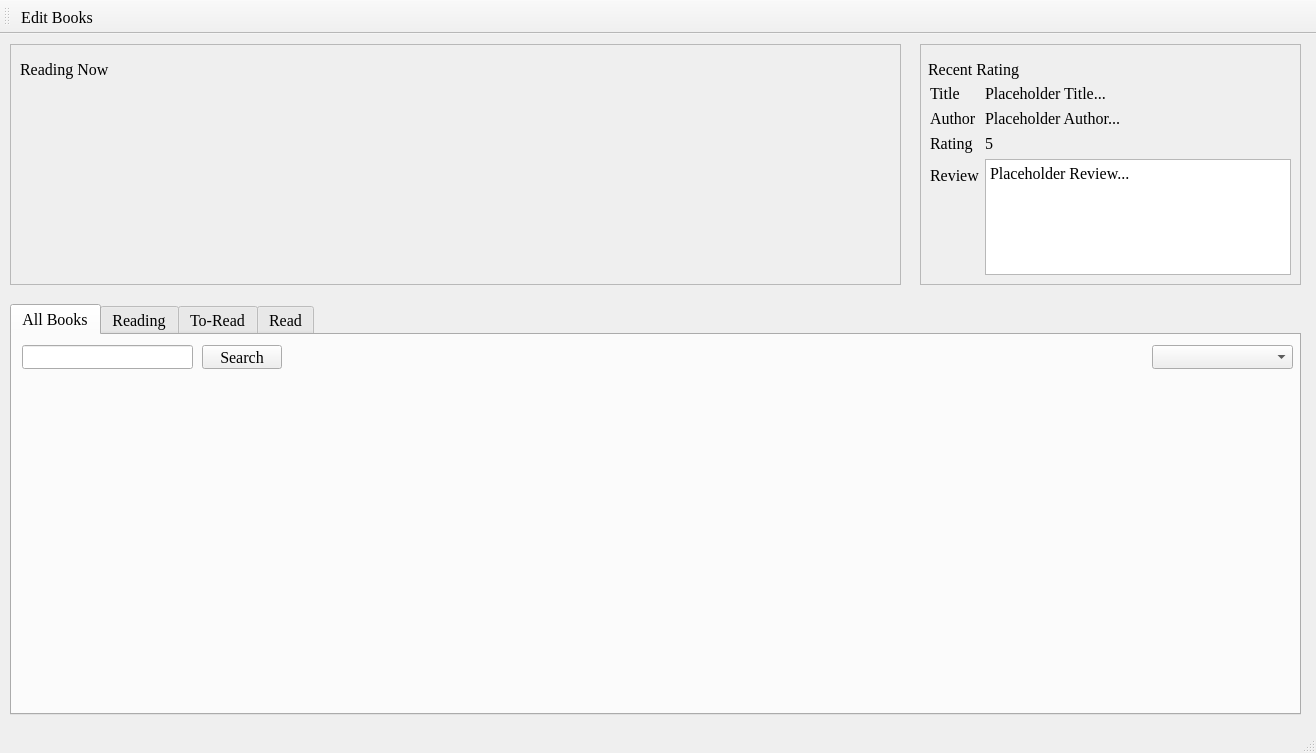
The window that mainwindow.ui (dietcokechan/Bookshelf-Widget) describes before a commit, drawn with Qt 5.
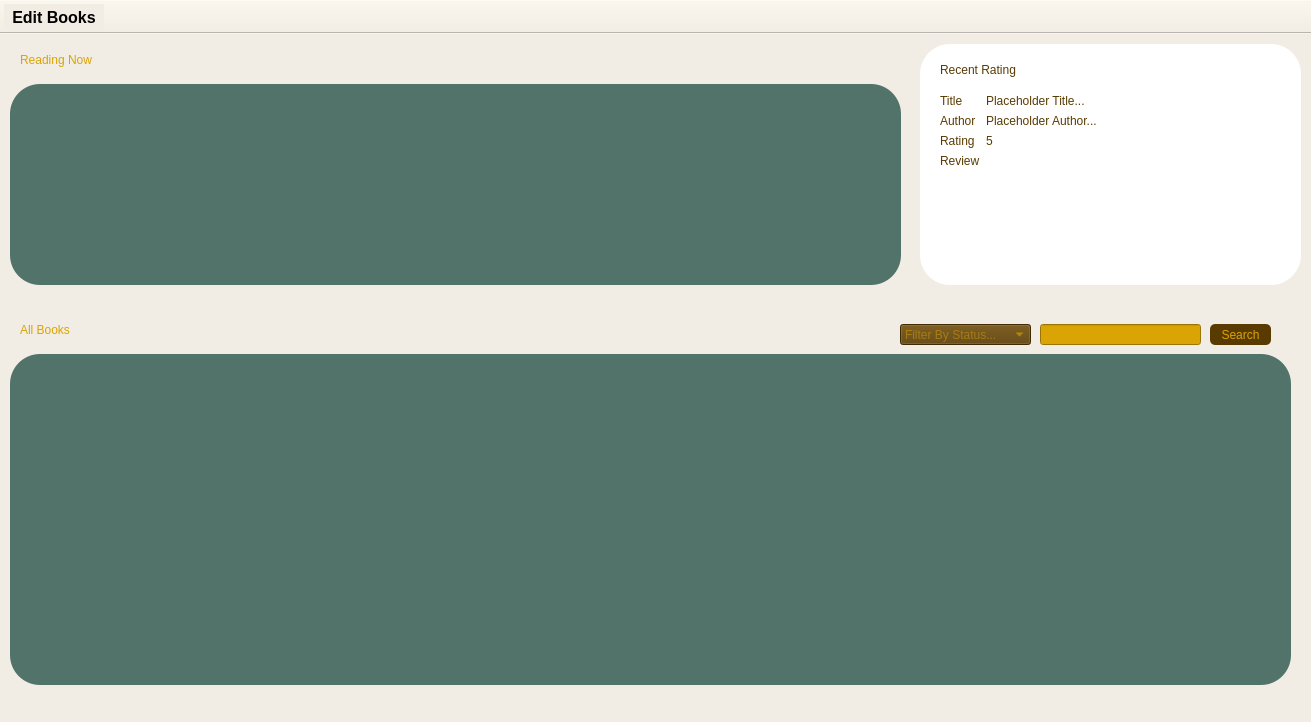
The same window after the commit. The open tabs and pages were chosen to show the change. Icons and pictures are not drawn.

What changed in the file:
```diff
--- a/mainwindow.ui
+++ b/mainwindow.ui
@@ -6,19 +6,25 @@
    <rect>
     <x>0</x>
     <y>0</y>
-    <width>1316</width>
-    <height>753</height>
+    <width>1311</width>
+    <height>722</height>
    </rect>
   </property>
   <property name="font">
    <font>
-    <family>Times New Roman</family>
-    <pointsize>12</pointsize>
+    <family>Arial</family>
+    <pointsize>10</pointsize>
+    <italic>false</italic>
+    <bold>false</bold>
    </font>
   </property>
   <property name="windowTitle">
    <string>MainWindow</string>
   </property>
+  <property name="styleSheet">
+   <string notr="true">background-color: rgb(242, 237, 228);
+font: 10pt &quot;Arial&quot;;</string>
+  </property>
   <property name="tabShape">
    <enum>QTabWidget::Rounded</enum>
   </property>
@@ -27,11 +33,15 @@
     <property name="geometry">
      <rect>
       <x>10</x>
-      <y>10</y>
+      <y>50</y>
       <width>891</width>
-      <height>241</height>
+      <height>201</height>
      </rect>
     </property>
+    <property name="styleSheet">
+     <string notr="true">background-color: rgb(81, 115, 105);
+border-radius: 30px;</string>
+    </property>
     <property name="frameShape">
      <enum>QFrame::StyledPanel</enum>
     </property>
@@ -42,26 +52,13 @@
      <property name="geometry">
       <rect>
        <x>10</x>
-       <y>50</y>
+       <y>10</y>
        <width>871</width>
        <height>181</height>
       </rect>
      </property>
      <layout class="QHBoxLayout" name="horizontalLayout"/>
     </widget>
-    <widget class="QLabel" name="label">
-     <property name="geometry">
-      <rect>
-       <x>10</x>
-       <y>10</y>
-       <width>141</width>
-       <height>31</height>
-      </rect>
-     </property>
-     <property name="text">
-      <string>Reading Now</string>
-     </property>
-    </widget>
    </widget>
    <widget class="QFrame" name="RecentRating">
     <property name="geometry">
@@ -72,6 +69,10 @@
       <height>241</height>
      </rect>
     </property>
+    <property name="styleSheet">
+     <string notr="true">background-color: rgb(255, 255, 255);
+border-radius: 30px;</string>
+    </property>
     <property name="frameShape">
      <enum>QFrame::StyledPanel</enum>
     </property>
@@ -81,12 +82,16 @@
     <widget class="QLabel" name="label_2">
      <property name="geometry">
       <rect>
-       <x>8</x>
+       <x>20</x>
        <y>10</y>
-       <width>111</width>
+       <width>131</width>
        <height>31</height>
       </rect>
      </property>
+     <property name="styleSheet">
+      <string notr="true">color: rgb(89, 59, 2);
+font: 700 14pt &quot;Segoe UI&quot;;</string>
+     </property>
      <property name="text">
       <string>Recent Rating</string>
      </property>
@@ -94,15 +99,18 @@
     <widget class="QWidget" name="formLayoutWidget">
      <property name="geometry">
       <rect>
-       <x>10</x>
-       <y>40</y>
-       <width>361</width>
-       <height>191</height>
+       <x>20</x>
+       <y>50</y>
+       <width>341</width>
+       <height>181</height>
       </rect>
      </property>
      <layout class="QFormLayout" name="formLayout">
       <item row="0" column="0">
        <widget class="QLabel" name="label_3">
+        <property name="styleSheet">
+         <string notr="true">color: rgb(89, 59, 2);</string>
+        </property>
         <property name="text">
          <string>Title</string>
         </property>
@@ -110,6 +118,9 @@
       </item>
       <item row="1" column="0">
        <widget class="QLabel" name="label_4">
+        <property name="styleSheet">
+         <string notr="true">color: rgb(89, 59, 2);</string>
+        </property>
         <property name="text">
          <string>Author</string>
         </property>
@@ -117,6 +128,9 @@
       </item>
       <item row="2" column="0">
        <widget class="QLabel" name="label_5">
+        <property name="styleSheet">
+         <string notr="true">color: rgb(89, 59, 2);</string>
+        </property>
         <property name="text">
          <string>Rating</string>
         </property>
@@ -124,6 +138,9 @@
       </item>
       <item row="3" column="0">
        <widget class="QLabel" name="label_6">
+        <property name="styleSheet">
+         <string notr="true">color: rgb(89, 59, 2);</string>
+        </property>
         <property name="text">
          <string>Review</string>
         </property>
@@ -131,6 +148,9 @@
       </item>
       <item row="0" column="1">
        <widget class="QLabel" name="label_7">
+        <property name="styleSheet">
+         <string notr="true">color: rgb(89, 59, 2);</string>
+        </property>
         <property name="text">
          <string>Placeholder Title...</string>
         </property>
@@ -138,6 +158,9 @@
       </item>
       <item row="1" column="1">
        <widget class="QLabel" name="label_8">
+        <property name="styleSheet">
+         <string notr="true">color: rgb(89, 59, 2);</string>
+        </property>
         <property name="text">
          <string>Placeholder Author...</string>
         </property>
@@ -145,328 +168,155 @@
       </item>
       <item row="2" column="1">
        <widget class="QLabel" name="label_9">
+        <property name="styleSheet">
+         <string notr="true">color: rgb(89, 59, 2);</string>
+        </property>
         <property name="text">
          <string>5</string>
         </property>
        </widget>
       </item>
-      <item row="3" column="1">
-       <widget class="QTextBrowser" name="textBrowser">
-        <property name="html">
-         <string>&lt;!DOCTYPE HTML PUBLIC &quot;-//W3C//DTD HTML 4.0//EN&quot; &quot;http://www.w3.org/TR/REC-html40/strict.dtd&quot;&gt;
-&lt;html&gt;&lt;head&gt;&lt;meta name=&quot;qrichtext&quot; content=&quot;1&quot; /&gt;&lt;meta charset=&quot;utf-8&quot; /&gt;&lt;style type=&quot;text/css&quot;&gt;
-p, li { white-space: pre-wrap; }
-hr { height: 1px; border-width: 0; }
-&lt;/style&gt;&lt;/head&gt;&lt;body style=&quot; font-family:'Times New Roman'; font-size:12pt; font-weight:400; font-style:normal;&quot;&gt;
-&lt;p style=&quot; margin-top:0px; margin-bottom:0px; margin-left:0px; margin-right:0px; -qt-block-indent:0; text-indent:0px;&quot;&gt;Placeholder Review...&lt;/p&gt;&lt;/body&gt;&lt;/html&gt;</string>
-        </property>
-       </widget>
-      </item>
      </layout>
     </widget>
    </widget>
-   <widget class="QTabWidget" name="tabWidget">
+   <widget class="QFrame" name="frame">
     <property name="geometry">
      <rect>
       <x>10</x>
-      <y>270</y>
-      <width>1291</width>
-      <height>411</height>
+      <y>320</y>
+      <width>1281</width>
+      <height>331</height>
      </rect>
     </property>
-    <property name="palette">
-     <palette>
-      <active>
-       <colorrole role="HighlightedText">
-        <brush brushstyle="SolidPattern">
-         <color alpha="255">
-          <red>121</red>
-          <green>89</green>
-          <blue>3</blue>
-         </color>
-        </brush>
-       </colorrole>
-      </active>
-      <inactive>
-       <colorrole role="HighlightedText">
-        <brush brushstyle="SolidPattern">
-         <color alpha="255">
-          <red>240</red>
-          <green>240</green>
-          <blue>240</blue>
-         </color>
-        </brush>
-       </colorrole>
-      </inactive>
-      <disabled>
-       <colorrole role="HighlightedText">
-        <brush brushstyle="SolidPattern">
-         <color alpha="255">
-          <red>240</red>
-          <green>240</green>
-          <blue>240</blue>
-         </color>
-        </brush>
-       </colorrole>
-      </disabled>
-     </palette>
+    <property name="styleSheet">
+     <string notr="true">background-color: rgb(81, 115, 105);
+border-radius: 30px;</string>
     </property>
-    <property name="currentIndex">
-     <number>3</number>
+    <property name="frameShape">
+     <enum>QFrame::StyledPanel</enum>
     </property>
-    <widget class="QWidget" name="tab">
-     <attribute name="title">
-      <string>All Books</string>
-     </attribute>
-     <widget class="QComboBox" name="comboBox">
-      <property name="geometry">
-       <rect>
-        <x>1140</x>
-        <y>10</y>
-        <width>141</width>
-        <height>24</height>
-       </rect>
-      </property>
-      <property name="placeholderText">
-       <string>Filter By Genre...</string>
-      </property>
-      <item>
-       <property name="text">
-        <string>Filter By Genre...</string>
-       </property>
-      </item>
-      <item>
-       <property name="text">
-        <string>Fiction</string>
-       </property>
-      </item>
-      <item>
-       <property name="text">
-        <string>Non-Fiction</string>
-       </property>
-      </item>
-      <item>
-       <property name="text">
-        <string>Romance</string>
-       </property>
-      </item>
-      <item>
-       <property name="text">
-        <string>Psychology</string>
-       </property>
-      </item>
-      <item>
-       <property name="text">
-        <string>Self-Help</string>
-       </property>
-      </item>
-      <item>
-       <property name="text">
-        <string>Mystery</string>
-       </property>
-      </item>
-      <item>
-       <property name="text">
-        <string>Thriller</string>
-       </property>
-      </item>
-      <item>
-       <property name="text">
-        <string>Horror</string>
-       </property>
-      </item>
-     </widget>
-     <widget class="QWidget" name="gridLayoutWidget">
-      <property name="geometry">
-       <rect>
-        <x>10</x>
-        <y>39</y>
-        <width>1271</width>
-        <height>331</height>
-       </rect>
-      </property>
-      <layout class="QGridLayout" name="gridLayout"/>
-     </widget>
-     <widget class="QLineEdit" name="lineEdit">
-      <property name="geometry">
-       <rect>
-        <x>10</x>
-        <y>10</y>
-        <width>171</width>
-        <height>24</height>
-       </rect>
-      </property>
-     </widget>
-     <widget class="QPushButton" name="pushButton">
-      <property name="geometry">
-       <rect>
-        <x>190</x>
-        <y>10</y>
-        <width>80</width>
-        <height>24</height>
-       </rect>
-      </property>
-      <property name="text">
-       <string>Search</string>
-      </property>
-     </widget>
+    <property name="frameShadow">
+     <enum>QFrame::Raised</enum>
+    </property>
+    <widget class="QWidget" name="gridLayoutWidget_2">
+     <property name="geometry">
+      <rect>
+       <x>10</x>
+       <y>10</y>
+       <width>1261</width>
+       <height>311</height>
+      </rect>
+     </property>
+     <layout class="QGridLayout" name="gridLayout_2"/>
     </widget>
-    <widget class="QWidget" name="tab_2">
-     <attribute name="title">
-      <string>Reading</string>
-     </attribute>
-     <widget class="QPushButton" name="pushButton_2">
-      <property name="geometry">
-       <rect>
-        <x>190</x>
-        <y>10</y>
-        <width>80</width>
-        <height>24</height>
-       </rect>
-      </property>
-      <property name="text">
-       <string>Search</string>
-      </property>
-     </widget>
-     <widget class="QWidget" name="gridLayoutWidget_2">
-      <property name="geometry">
-       <rect>
-        <x>10</x>
-        <y>39</y>
-        <width>1271</width>
-        <height>331</height>
-       </rect>
-      </property>
-      <layout class="QGridLayout" name="gridLayout_3"/>
-     </widget>
-     <widget class="QComboBox" name="comboBox_2">
-      <property name="geometry">
-       <rect>
-        <x>1140</x>
-        <y>10</y>
-        <width>141</width>
-        <height>24</height>
-       </rect>
-      </property>
-      <property name="placeholderText">
-       <string>Filter By Genre...</string>
-      </property>
-     </widget>
-     <widget class="QLineEdit" name="lineEdit_2">
-      <property name="geometry">
-       <rect>
-        <x>10</x>
-        <y>10</y>
-        <width>171</width>
-        <height>24</height>
-       </rect>
-      </property>
-     </widget>
-    </widget>
-    <widget class="QWidget" name="tab_3">
-     <attribute name="title">
+   </widget>
+   <widget class="QLabel" name="label">
+    <property name="geometry">
+     <rect>
+      <x>20</x>
+      <y>10</y>
+      <width>141</width>
+      <height>31</height>
+     </rect>
+    </property>
+    <property name="styleSheet">
+     <string notr="true">color: rgb(217, 164, 4);
+font: 800 16pt &quot;Segoe UI&quot;;</string>
+    </property>
+    <property name="text">
+     <string>Reading Now</string>
+    </property>
+   </widget>
+   <widget class="QLabel" name="label_10">
+    <property name="geometry">
+     <rect>
+      <x>20</x>
+      <y>280</y>
+      <width>141</width>
+      <height>31</height>
+     </rect>
+    </property>
+    <property name="styleSheet">
+     <string notr="true">color: rgb(217, 164, 4);
+font: 800 16pt &quot;Segoe UI&quot;;</string>
+    </property>
+    <property name="text">
+     <string>All Books</string>
+    </property>
+   </widget>
+   <widget class="QPushButton" name="pushButton">
+    <property name="geometry">
+     <rect>
+      <x>1210</x>
+      <y>290</y>
+      <width>61</width>
+      <height>21</height>
+     </rect>
+    </property>
+    <property name="styleSheet">
+     <string notr="true">color: rgb(217, 164, 4);
+background-color: rgb(89, 59, 2);
+border-radius: 5px;</string>
+    </property>
+    <property name="text">
+     <string>Search</string>
+    </property>
+   </widget>
+   <widget class="QComboBox" name="comboBox">
+    <property name="geometry">
+     <rect>
+      <x>900</x>
+      <y>290</y>
+      <width>131</width>
+      <height>21</height>
+     </rect>
+    </property>
+    <property name="toolTipDuration">
+     <number>-10</number>
+    </property>
+    <property name="layoutDirection">
+     <enum>Qt::LeftToRight</enum>
+    </property>
+    <property name="styleSheet">
+     <string notr="true">color: rgb(217, 164, 4);
+background-color: rgb(89, 59, 2);</string>
+    </property>
+    <property name="placeholderText">
+     <string>Filter By Status...</string>
+    </property>
+    <item>
+     <property name="text">
+      <string>Filter By Status...</string>
+     </property>
+    </item>
+    <item>
+     <property name="text">
       <string>To-Read</string>
-     </attribute>
-     <widget class="QPushButton" name="pushButton_3">
-      <property name="geometry">
-       <rect>
-        <x>190</x>
-        <y>10</y>
-        <width>80</width>
-        <height>24</height>
-       </rect>
-      </property>
-      <property name="text">
-       <string>Search</string>
-      </property>
-     </widget>
-     <widget class="QWidget" name="gridLayoutWidget_3">
-      <property name="geometry">
-       <rect>
-        <x>10</x>
-        <y>39</y>
-        <width>1271</width>
-        <height>331</height>
-       </rect>
-      </property>
-      <layout class="QGridLayout" name="gridLayout_4"/>
-     </widget>
-     <widget class="QComboBox" name="comboBox_3">
-      <property name="geometry">
-       <rect>
-        <x>1140</x>
-        <y>10</y>
-        <width>141</width>
-        <height>24</height>
-       </rect>
-      </property>
-      <property name="placeholderText">
-       <string>Filter By Genre...</string>
-      </property>
-     </widget>
-     <widget class="QLineEdit" name="lineEdit_3">
-      <property name="geometry">
-       <rect>
-        <x>10</x>
-        <y>10</y>
-        <width>171</width>
-        <height>24</height>
-       </rect>
-      </property>
-     </widget>
-    </widget>
-    <widget class="QWidget" name="tab_4">
-     <attribute name="title">
+     </property>
+    </item>
+    <item>
+     <property name="text">
+      <string>Reading</string>
+     </property>
+    </item>
+    <item>
+     <property name="text">
       <string>Read</string>
-     </attribute>
-     <widget class="QPushButton" name="pushButton_4">
-      <property name="geometry">
-       <rect>
-        <x>190</x>
-        <y>10</y>
-        <width>80</width>
-        <height>24</height>
-       </rect>
-      </property>
-      <property name="text">
-       <string>Search</string>
-      </property>
-     </widget>
-     <widget class="QWidget" name="gridLayoutWidget_4">
-      <property name="geometry">
-       <rect>
-        <x>10</x>
-        <y>39</y>
-        <width>1271</width>
-        <height>331</height>
-       </rect>
-      </property>
-      <layout class="QGridLayout" name="gridLayout_5"/>
-     </widget>
-     <widget class="QComboBox" name="comboBox_4">
-      <property name="geometry">
-       <rect>
-        <x>1140</x>
-        <y>10</y>
-        <width>141</width>
-        <height>24</height>
-       </rect>
-      </property>
-      <property name="placeholderText">
-       <string>Filter By Genre...</string>
-      </property>
-     </widget>
-     <widget class="QLineEdit" name="lineEdit_4">
-      <property name="geometry">
-       <rect>
-        <x>10</x>
-        <y>10</y>
-        <width>171</width>
-        <height>24</height>
-       </rect>
-      </property>
-     </widget>
-    </widget>
+     </property>
+    </item>
+   </widget>
+   <widget class="QLineEdit" name="lineEdit">
+    <property name="geometry">
+     <rect>
+      <x>1040</x>
+      <y>290</y>
+      <width>161</width>
+      <height>21</height>
+     </rect>
+    </property>
+    <property name="styleSheet">
+     <string notr="true">background-color: rgb(217, 164, 4);</string>
+    </property>
    </widget>
   </widget>
   <widget class="QStatusBar" name="statusbar"/>
@@ -474,6 +324,15 @@
    <property name="windowTitle">
     <string>toolBar</string>
    </property>
+   <property name="movable">
+    <bool>false</bool>
+   </property>
+   <property name="toolButtonStyle">
+    <enum>Qt::ToolButtonTextBesideIcon</enum>
+   </property>
+   <property name="floatable">
+    <bool>false</bool>
+   </property>
    <attribute name="toolBarArea">
     <enum>TopToolBarArea</enum>
    </attribute>
@@ -490,6 +349,12 @@
    <property name="text">
     <string>Edit Books</string>
    </property>
+   <property name="font">
+    <font>
+     <pointsize>12</pointsize>
+     <bold>true</bold>
+    </font>
+   </property>
   </action>
   <action name="actionQuit">
    <property name="text">
```
